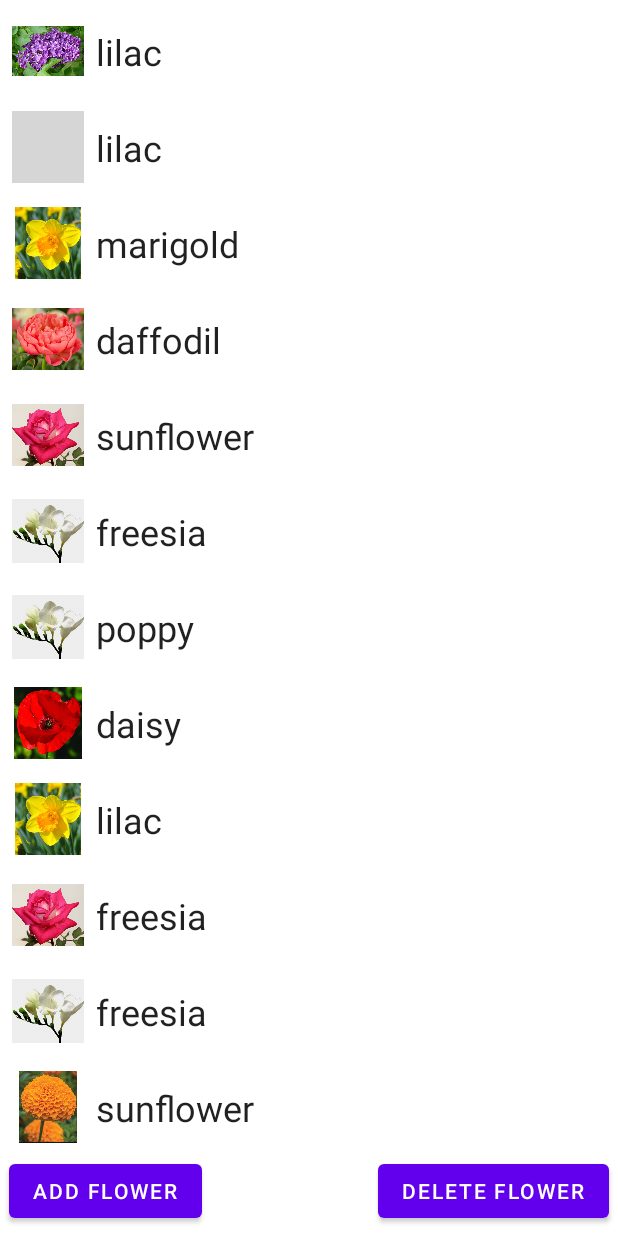
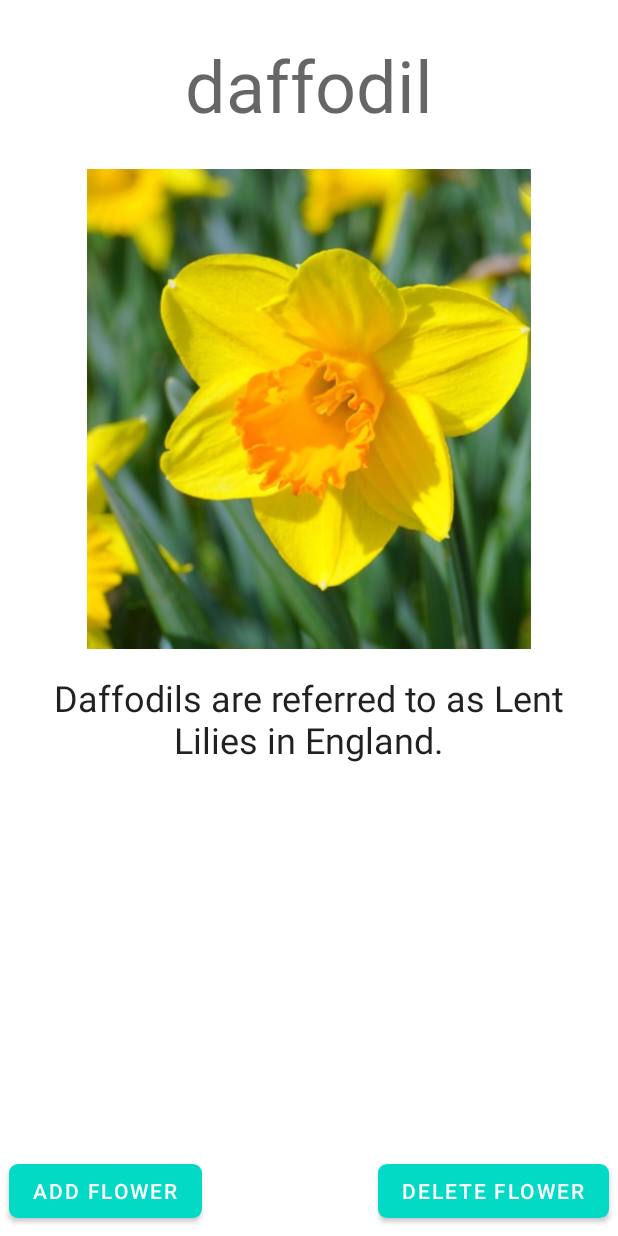
Before and after one commit to ZJHqs/SimpleRecyclerView, an Android app: the screen it shows after launch (MainActivity), after a tap on "daffodil", on a phone screen of 412 x 824 dp. Run offline under Robolectric (Android 15) with nearby library versions, the phone set to English and light mode, and no system bars; 3 other taps on this screen came first; grey boxes are pictures that could not be loaded.

Commit message:
添加点击item时显示item内容的fragment

```diff
--- /dev/null
+++ b/app/src/main/java/com/yll/simplerecyclerview/FlowerDetailFragment.kt
@@ -0,0 +1,64 @@
+package com.yll.simplerecyclerview
+
+import android.os.Bundle
+import android.util.Log
+import androidx.fragment.app.Fragment
+import android.view.LayoutInflater
+import android.view.MotionEvent
+import android.view.View
+import android.view.ViewGroup
+import android.widget.ImageView
+import android.widget.TextView
+
+
+private const val ARG_NAME = "name"
+private const val ARG_DESCRIPTION = "description"
+private const val ARG_IMAGE_ID = "image_id"
+
+class FlowerDetailFragment : Fragment() {
+
+    private var name: String? = null
+    private var description: String? = null
+    private var image: Int? = null
+
+    override fun onCreate(savedInstanceState: Bundle?) {
+        super.onCreate(savedInstanceState)
+        arguments?.let {
+            name = it.getString(ARG_NAME)
+            description = it.getString(ARG_DESCRIPTION)
+            image = it.getInt(ARG_IMAGE_ID)
+        }
+    }
+
+    override fun onCreateView(
+        inflater: LayoutInflater, container: ViewGroup?,
+        savedInstanceState: Bundle?
+    ): View? {
+        val view = inflater.inflate(R.layout.fragment_flower_detail, container, false)
+        val flowerNameText: TextView = view.findViewById(R.id.flower_detail_name)
+        val flowerDescriptionText: TextView = view.findViewById(R.id.flower_detail_description)
+        val flowerImageView: ImageView = view.findViewById(R.id.flower_detail_image)
+
+        flowerNameText.text = name
+        flowerDescriptionText.text = description
+        flowerImageView.setImageResource(image!!)
+
+        view.setOnTouchListener { v, event -> true }
+
+        return view
+    }
+
+    companion object {
+
+        @JvmStatic
+        fun newInstance(name: String, description: String, image: Int): FlowerDetailFragment {
+            return FlowerDetailFragment().apply {
+                arguments = Bundle().apply {
+                    putString(ARG_NAME, name)
+                    putString(ARG_DESCRIPTION, description)
+                    putInt(ARG_IMAGE_ID, image)
+                }
+            }
+        }
+    }
+}
--- a/app/src/main/java/com/yll/simplerecyclerview/MainActivity.kt
+++ b/app/src/main/java/com/yll/simplerecyclerview/MainActivity.kt
@@ -1,10 +1,13 @@
 package com.yll.simplerecyclerview
 
+import android.content.Intent
 import androidx.appcompat.app.AppCompatActivity
 import android.os.Bundle
 import android.widget.Button
 import android.widget.Toast
 import androidx.activity.viewModels
+import androidx.fragment.app.Fragment
+import androidx.fragment.app.FragmentContainerView
 import androidx.recyclerview.widget.LinearLayoutManager
 import androidx.recyclerview.widget.RecyclerView
 import com.yll.simplerecyclerview.data.Flower
@@ -42,6 +45,10 @@ class MainActivity : AppCompatActivity() {
     }
 
     private fun adapterOnClick(flower: Flower) {
-        Toast.makeText(this, flower.description, Toast.LENGTH_SHORT).show()
+        val flowerDetailFragment = FlowerDetailFragment.newInstance(flower.name, flower.description, flower.image)
+        supportFragmentManager.beginTransaction()
+            .replace(R.id.flower_detail_fragment, flowerDetailFragment)
+            .addToBackStack(null)
+            .commit()
     }
 }
--- a/app/src/main/java/com/yll/simplerecyclerview/data/Flowers.kt
+++ b/app/src/main/java/com/yll/simplerecyclerview/data/Flowers.kt
@@ -36,10 +36,10 @@ fun initFlowerList(resources: Resources): List<Flower> {
     val flowerList = mutableListOf<Flower>()
     for (i in flowerNameList.indices) {
         flowerList.add(Flower(i.toLong(),
-            flowerNameList[flowerNameList.indices.random()],
-            flowerImageList[flowerImageList.indices.random()],
-            flowerDescriptionList[flowerDescriptionList.indices.random()])
-        )
+            flowerNameList[i],
+            flowerImageList[i],
+            flowerDescriptionList[i]
+        ))
     }
 
     return flowerList
--- a/app/src/main/res/layout/activity_main.xml
+++ b/app/src/main/res/layout/activity_main.xml
@@ -13,22 +13,30 @@
         app:layout_constraintTop_toTopOf="parent"
         app:layout_constraintBottom_toTopOf="@id/add_flower"/>
 
-    <Button
+    <com.google.android.material.button.MaterialButton
         android:id="@+id/add_flower"
         android:layout_width="wrap_content"
         android:layout_height="wrap_content"
         android:text="@string/add_flower"
         app:layout_constraintStart_toStartOf="parent"
         app:layout_constraintBottom_toBottomOf="parent"
-        android:layout_margin="6dp"/>
+        android:layout_margin="6dp"
+        app:cornerRadius="6dp"/>
 
-    <Button
+    <com.google.android.material.button.MaterialButton
         android:id="@+id/delete_flower"
         android:layout_width="wrap_content"
         android:layout_height="wrap_content"
         android:text="@string/delete_flower"
         app:layout_constraintEnd_toEndOf="parent"
         app:layout_constraintBottom_toBottomOf="parent"
-        android:layout_margin="6dp"/>
+        android:layout_margin="6dp"
+        app:cornerRadius="6dp"/>
+
+    <androidx.fragment.app.FragmentContainerView
+        android:id="@+id/flower_detail_fragment"
+        android:layout_width="match_parent"
+        android:layout_height="match_parent"
+        tools:layout="@layout/fragment_flower_detail" />
 
 </androidx.constraintlayout.widget.ConstraintLayout>
--- /dev/null
+++ b/app/src/main/res/layout/fragment_flower_detail.xml
@@ -0,0 +1,48 @@
+<?xml version="1.0" encoding="utf-8"?>
+<FrameLayout android:layout_width="match_parent"
+    android:layout_height="match_parent"
+    xmlns:android="http://schemas.android.com/apk/res/android"
+    xmlns:tools="http://schemas.android.com/tools"
+    xmlns:app="http://schemas.android.com/apk/res-auto"
+    android:background="@color/white">
+
+    <androidx.constraintlayout.widget.ConstraintLayout
+        android:layout_width="match_parent"
+        android:layout_height="match_parent"
+        tools:context=".FlowerDetailFragment">
+
+        <TextView
+            android:id="@+id/flower_detail_name"
+            android:layout_width="match_parent"
+            android:layout_height="wrap_content"
+            android:paddingTop="24dp"
+            android:paddingBottom="24dp"
+            android:text="@string/flower_name1"
+            android:textAlignment="center"
+            android:textAppearance="?attr/textAppearanceHeadline3"
+            app:layout_constraintTop_toTopOf="parent"/>
+
+        <ImageView
+            android:id="@+id/flower_detail_image"
+            android:layout_width="320dp"
+            android:layout_height="320dp"
+            app:layout_constraintTop_toBottomOf="@+id/flower_detail_name"
+            app:layout_constraintLeft_toLeftOf="parent"
+            app:layout_constraintRight_toRightOf="parent"
+            app:srcCompat="@drawable/daffodil"/>
+
+
+        <TextView
+            android:id="@+id/flower_detail_description"
+            android:layout_width="match_parent"
+            android:layout_height="wrap_content"
+            android:padding="16dp"
+            android:text="@string/flower_description1"
+            android:textAlignment="center"
+            android:textAppearance="?attr/textAppearanceHeadline5"
+            app:layout_constraintTop_toBottomOf="@id/flower_detail_image"/>
+
+    </androidx.constraintlayout.widget.ConstraintLayout>
+
+
+</FrameLayout>
--- a/app/src/main/res/values/strings.xml
+++ b/app/src/main/res/values/strings.xml
@@ -17,6 +17,22 @@
     <string name="flower_name11">sunflower</string>
     <string name="flower_name12">tulip</string>
 
-    <string name="flower_image_description">This is a flower image description</string>
+    <string name="flower_description1">Daffodils are referred to as Lent Lilies in England.</string>
+    <string name="flower_description2">Dahlia is named after the Swedish botanist Anders Dah.</string>
+    <string name="flower_description3">Daisies are cousins with Sunflowers.</string>
+    <string name="flower_description4">Freesias bloom during spring and are native to Africa.</string>
+    <string name="flower_description5">Lilacs belong to the olive family.</string>
+    <string name="flower_description6">Lilies have the longest in vase lifespan of any cut bloom.</string>
+    <string name="flower_description7">Marigolds come in orange, reed, maroon and yellow.</string>
+    <string name="flower_description8">Peony plants can live to be 100 years old.</string>
+    <string name="flower_description9">Poppies can be over 3 feet tall.</string>
+    <string name="flower_description10">Rose comes from the Latin word Rosa. There are over 100 species of the rose.</string>
+    <string name="flower_description11">Mature Sunflowers face east and are native too the United States.</string>
+    <string name="flower_description12">There are over 150 species of tulips.</string>
+
+
+    <string name="flower_image_description">This is a flower image</string>
+    <!-- TODO: Remove or change this placeholder text -->
+    <string name="hello_blank_fragment">Hello blank fragment</string>
 
 </resources>
--- a/app/src/main/res/values/themes.xml
+++ b/app/src/main/res/values/themes.xml
@@ -2,12 +2,12 @@
     <!-- Base application theme. -->
     <style name="Theme.SimpleRecyclerView" parent="Theme.MaterialComponents.DayNight.NoActionBar">
         <!-- Primary brand color. -->
-        <item name="colorPrimary">@color/purple_500</item>
-        <item name="colorPrimaryVariant">@color/purple_700</item>
+        <item name="colorPrimary">@color/teal_200</item>
+        <item name="colorPrimaryVariant">@color/teal_700</item>
         <item name="colorOnPrimary">@color/white</item>
         <!-- Secondary brand color. -->
-        <item name="colorSecondary">@color/teal_200</item>
-        <item name="colorSecondaryVariant">@color/teal_700</item>
+        <item name="colorSecondary">@color/purple_500</item>
+        <item name="colorSecondaryVariant">@color/purple_700</item>
         <item name="colorOnSecondary">@color/black</item>
         <!-- Status bar color. -->
         <item name="android:statusBarColor">?attr/colorPrimaryVariant</item>
```
